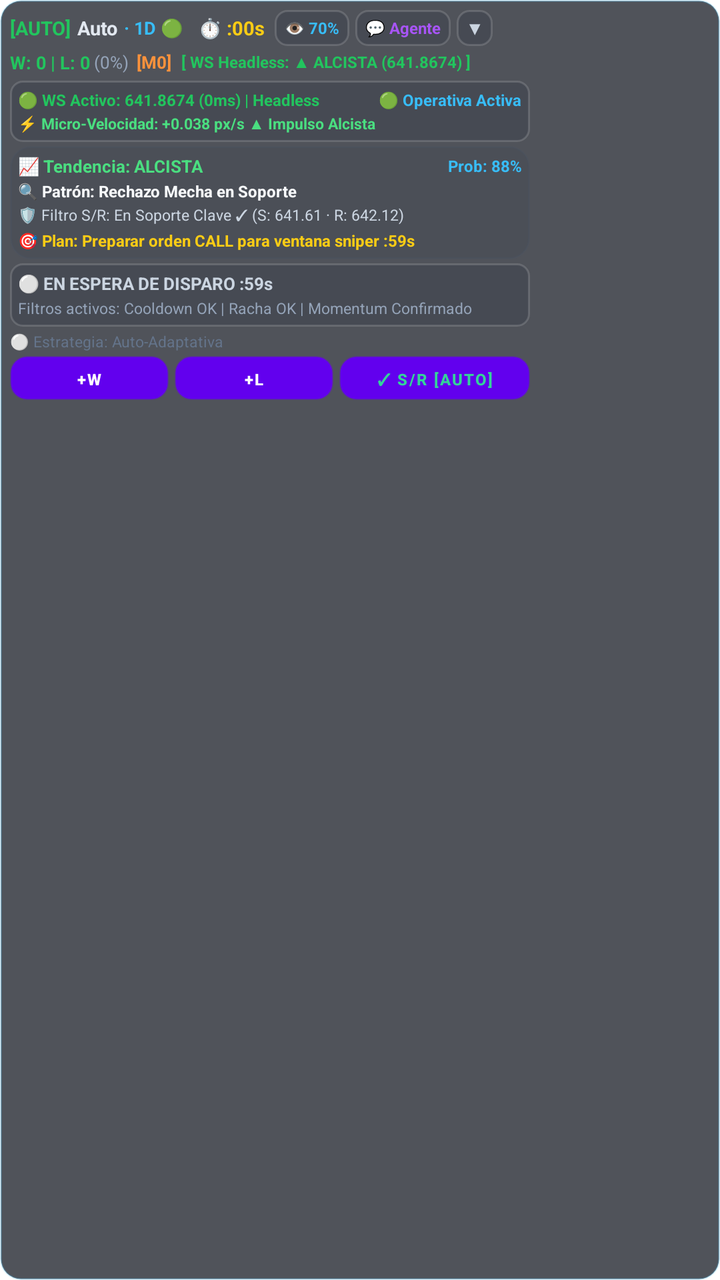
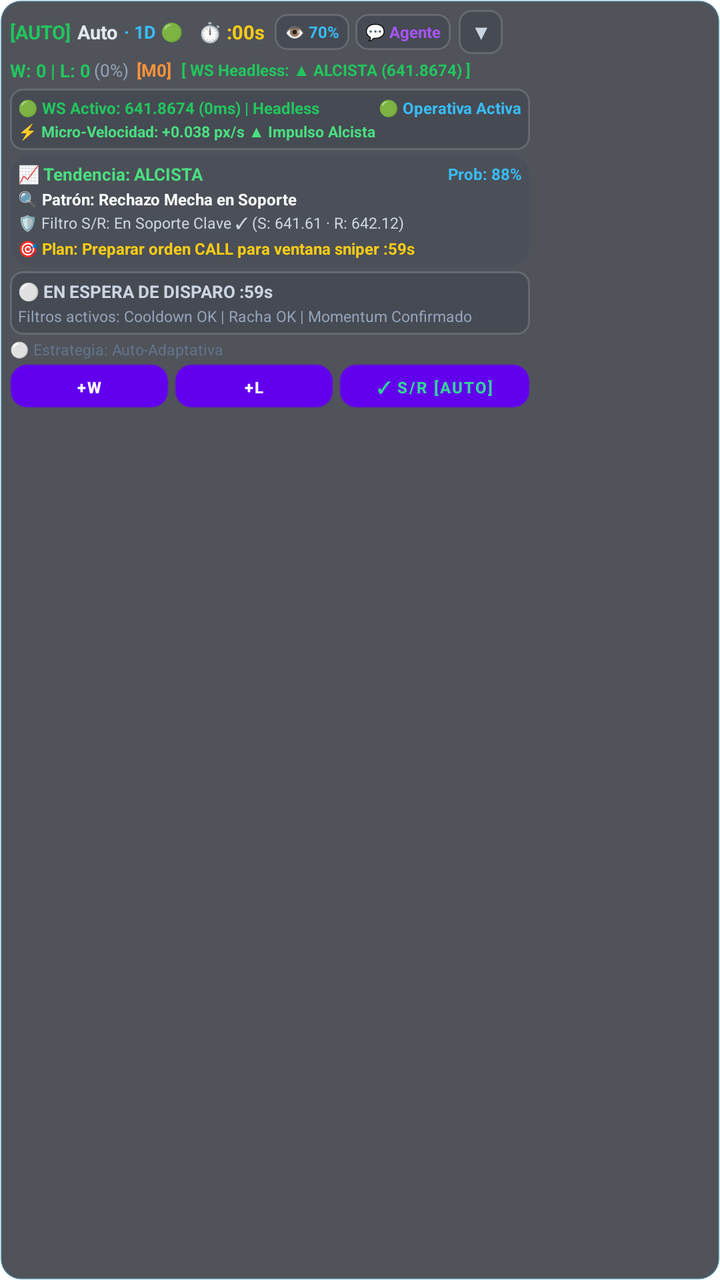

An Android layout rendered at two revisions. The XML below is the earlier revision; the diff shows what the commit changed to produce the second picture.
<!-- AndroidManifest.xml: application theme Theme.TradeDraw -->
<!-- res/layout/layout_trading_hud.xml -->
<?xml version="1.0" encoding="utf-8"?>
<LinearLayout xmlns:android="http://schemas.android.com/apk/res/android"
    android:id="@+id/hud_root"
    android:layout_width="wrap_content"
    android:layout_height="wrap_content"
    android:orientation="vertical"
    android:background="@drawable/bg_hud_panel"
    android:padding="5dp"
    android:elevation="14dp">

    
    <LinearLayout
        android:id="@+id/hud_header_line1"
        android:layout_width="wrap_content"
        android:layout_height="wrap_content"
        android:orientation="horizontal"
        android:gravity="center_vertical">

        <TextView
            android:id="@+id/hud_mode"
            android:layout_width="wrap_content"
            android:layout_height="wrap_content"
            android:text="[AUTO]"
            android:textColor="#22c55e"
            android:textSize="9.5sp"
            android:textStyle="bold"
            android:paddingEnd="3dp" />

        <TextView
            android:id="@+id/hud_strategy"
            android:layout_width="wrap_content"
            android:layout_height="wrap_content"
            android:text="Auto"
            android:textColor="#e2e8f0"
            android:textSize="9.5sp"
            android:textStyle="bold" />

        <TextView
            android:id="@+id/hud_streak_badge"
            android:layout_width="wrap_content"
            android:layout_height="wrap_content"
            android:text="· 1D 🟢"
            android:textColor="#38bdf8"
            android:textSize="9sp"
            android:textStyle="bold"
            android:layout_marginStart="3dp" />

        <TextView
            android:id="@+id/hud_timer"
            android:layout_width="wrap_content"
            android:layout_height="wrap_content"
            android:text=" ⏱️ :00s"
            android:textColor="#facc15"
            android:textSize="9.5sp"
            android:textStyle="bold"
            android:layout_marginStart="5dp" />

        
        <TextView
            android:id="@+id/hud_btn_opacity"
            android:layout_width="wrap_content"
            android:layout_height="18dp"
            android:text=" 👁️ 70% "
            android:textColor="#38bdf8"
            android:textSize="8sp"
            android:textStyle="bold"
            android:gravity="center"
            android:background="@drawable/bg_hud_chip"
            android:layout_marginStart="5dp"
            android:paddingHorizontal="3dp"
            android:clickable="true"
            android:focusable="true" />

        
        <TextView
            android:id="@+id/hud_btn_chat"
            android:layout_width="wrap_content"
            android:layout_height="18dp"
            android:text=" 💬 Agente "
            android:textColor="#a855f7"
            android:textSize="8sp"
            android:textStyle="bold"
            android:gravity="center"
            android:background="@drawable/bg_hud_chip"
            android:layout_marginStart="3dp"
            android:paddingHorizontal="3dp"
            android:clickable="true"
            android:focusable="true" />

        
        <TextView
            android:id="@+id/hud_btn_collapse"
            android:layout_width="18dp"
            android:layout_height="18dp"
            android:text="▼"
            android:textColor="#cbd5e1"
            android:textSize="8.5sp"
            android:textStyle="bold"
            android:gravity="center"
            android:background="@drawable/bg_hud_chip"
            android:layout_marginStart="3dp"
            android:clickable="true"
            android:focusable="true" />
    </LinearLayout>

    
    <LinearLayout
        android:id="@+id/hud_opacity_slider_container"
        android:layout_width="match_parent"
        android:layout_height="24dp"
        android:orientation="horizontal"
        android:gravity="center_vertical"
        android:background="@drawable/bg_hud_chip"
        android:paddingHorizontal="6dp"
        android:layout_marginTop="2dp"
        android:visibility="gone">

        <TextView
            android:layout_width="wrap_content"
            android:layout_height="wrap_content"
            android:text="👁️ Opacidad"
            android:textColor="#38bdf8"
            android:textSize="8sp"
            android:textStyle="bold" />

        <SeekBar
            android:id="@+id/hud_seek_opacity"
            android:layout_width="0dp"
            android:layout_height="wrap_content"
            android:layout_weight="1"
            android:max="80"
            android:progress="50"
            android:thumbTint="#38bdf8"
            android:progressTint="#38bdf8"
            android:progressBackgroundTint="#334155" />

        <TextView
            android:id="@+id/hud_txt_opacity_value"
            android:layout_width="28dp"
            android:layout_height="wrap_content"
            android:text="70%"
            android:gravity="end"
            android:textColor="#f8fafc"
            android:textSize="8sp"
            android:textStyle="bold" />
    </LinearLayout>

    
    <LinearLayout
        android:id="@+id/hud_header_line2"
        android:layout_width="wrap_content"
        android:layout_height="wrap_content"
        android:orientation="horizontal"
        android:gravity="center_vertical"
        android:layout_marginTop="2dp">

        <TextView
            android:id="@+id/hud_stats"
            android:layout_width="wrap_content"
            android:layout_height="wrap_content"
            android:text="W: 0 | L: 0"
            android:textColor="#22c55e"
            android:textSize="9sp"
            android:textStyle="bold" />

        <TextView
            android:id="@+id/hud_winrate"
            android:layout_width="wrap_content"
            android:layout_height="wrap_content"
            android:text=" (0%)"
            android:textColor="#94a3b8"
            android:textSize="8.5sp" />

        <TextView
            android:id="@+id/hud_martingale_badge"
            android:layout_width="wrap_content"
            android:layout_height="wrap_content"
            android:text=" [M0]"
            android:textColor="#fb923c"
            android:textSize="8.5sp"
            android:textStyle="bold"
            android:layout_marginStart="2dp" />

        
        <TextView
            android:id="@+id/hud_power_bar"
            android:layout_width="wrap_content"
            android:layout_height="wrap_content"
            android:text="[ WS Headless: ▲ ALCISTA (641.8674) ]"
            android:textColor="#22c55e"
            android:textSize="8sp"
            android:textStyle="bold"
            android:layout_marginStart="5dp" />
    </LinearLayout>

    
    <LinearLayout
        android:id="@+id/hud_details_container"
        android:layout_width="260dp"
        android:layout_height="wrap_content"
        android:orientation="vertical"
        android:layout_marginTop="3dp"
        android:visibility="visible">

        
        <LinearLayout
            android:id="@+id/hud_manual_fallback_alert"
            android:layout_width="match_parent"
            android:layout_height="wrap_content"
            android:orientation="vertical"
            android:background="@drawable/bg_hud_chip"
            android:padding="6dp"
            android:layout_marginBottom="3dp"
            android:gravity="center"
            android:visibility="gone">

            <TextView
                android:id="@+id/hud_manual_fallback_title"
                android:layout_width="wrap_content"
                android:layout_height="wrap_content"
                android:text="🚨 ¡PULSA MANUAL! 🚨"
                android:textColor="#ffffff"
                android:textSize="11sp"
                android:textStyle="bold" />

            <TextView
                android:id="@+id/hud_manual_fallback_action"
                android:layout_width="wrap_content"
                android:layout_height="wrap_content"
                android:text="▲ CALL (SUBE) ▲"
                android:textColor="#22c55e"
                android:textSize="13sp"
                android:textStyle="bold"
                android:layout_marginTop="2dp" />
        </LinearLayout>

        
        <LinearLayout
            android:layout_width="match_parent"
            android:layout_height="wrap_content"
            android:orientation="vertical"
            android:background="@drawable/bg_hud_chip"
            android:padding="4dp"
            android:layout_marginBottom="2dp">

            <LinearLayout
                android:layout_width="match_parent"
                android:layout_height="wrap_content"
                android:orientation="horizontal"
                android:gravity="center_vertical">

                <TextView
                    android:id="@+id/hud_diag"
                    android:layout_width="0dp"
                    android:layout_height="wrap_content"
                    android:layout_weight="1"
                    android:text="🟢 WS Activo: 641.8674 (0ms) | Headless"
                    android:textColor="#22c55e"
                    android:textSize="8sp"
                    android:textStyle="bold" />

                <TextView
                    android:id="@+id/hud_status"
                    android:layout_width="wrap_content"
                    android:layout_height="wrap_content"
                    android:text="🟢 Operativa Activa"
                    android:textColor="#38bdf8"
                    android:textSize="8sp"
                    android:textStyle="bold" />
            </LinearLayout>

            
            <TextView
                android:id="@+id/hud_tick_velocity"
                android:layout_width="match_parent"
                android:layout_height="wrap_content"
                android:text="⚡ Micro-Velocidad: +0.038 px/s ▲ Impulso Alcista"
                android:textColor="#4ade80"
                android:textSize="7.5sp"
                android:textStyle="bold"
                android:layout_marginTop="1dp" />
        </LinearLayout>

        
        <LinearLayout
            android:id="@+id/hud_didactic_card"
            android:layout_width="match_parent"
            android:layout_height="wrap_content"
            android:orientation="vertical"
            android:background="@drawable/bg_hud_signal_idle"
            android:padding="4dp"
            android:layout_marginBottom="2dp">

            
            <LinearLayout
                android:layout_width="match_parent"
                android:layout_height="wrap_content"
                android:orientation="horizontal"
                android:gravity="center_vertical">

                <TextView
                    android:id="@+id/hud_trend_badge"
                    android:layout_width="0dp"
                    android:layout_height="wrap_content"
                    android:layout_weight="1"
                    android:text="📈 Tendencia: ALCISTA"
                    android:textColor="#4ade80"
                    android:textSize="8.5sp"
                    android:textStyle="bold" />

                <TextView
                    android:id="@+id/hud_prob_badge"
                    android:layout_width="wrap_content"
                    android:layout_height="wrap_content"
                    android:text="Prob: 88%"
                    android:textColor="#38bdf8"
                    android:textSize="8sp"
                    android:textStyle="bold" />
            </LinearLayout>

            
            <TextView
                android:id="@+id/hud_detected_pattern"
                android:layout_width="match_parent"
                android:layout_height="wrap_content"
                android:text="🔍 Patrón: Rechazo Mecha en Soporte"
                android:textColor="#f8fafc"
                android:textSize="8sp"
                android:textStyle="bold"
                android:layout_marginTop="1dp" />

            
            <TextView
                android:id="@+id/hud_sr_filter_badge"
                android:layout_width="match_parent"
                android:layout_height="wrap_content"
                android:text="🛡️ Filtro S/R: En Soporte Clave ✓ (S: 641.61 · R: 642.12)"
                android:textColor="#cbd5e1"
                android:textSize="7.5sp"
                android:layout_marginTop="1dp" />

            
            <TextView
                android:id="@+id/hud_planned_action"
                android:layout_width="match_parent"
                android:layout_height="wrap_content"
                android:text="🎯 Plan: Preparar orden CALL para ventana sniper :59s"
                android:textColor="#facc15"
                android:textSize="8sp"
                android:textStyle="bold"
                android:layout_marginTop="2dp" />
        </LinearLayout>

        
        <LinearLayout
            android:id="@+id/hud_signal_card"
            android:layout_width="match_parent"
            android:layout_height="wrap_content"
            android:orientation="vertical"
            android:background="@drawable/bg_hud_chip"
            android:padding="4dp"
            android:layout_marginBottom="2dp">

            <LinearLayout
                android:layout_width="match_parent"
                android:layout_height="wrap_content"
                android:orientation="horizontal"
                android:gravity="center_vertical">

                <TextView
                    android:id="@+id/hud_signal_title"
                    android:layout_width="0dp"
                    android:layout_height="wrap_content"
                    android:layout_weight="1"
                    android:text="⚪ EN ESPERA DE DISPARO :59s"
                    android:textColor="#cbd5e1"
                    android:textSize="8.5sp"
                    android:textStyle="bold" />

                <TextView
                    android:id="@+id/hud_signal_countdown"
                    android:layout_width="wrap_content"
                    android:layout_height="wrap_content"
                    android:text=""
                    android:textColor="#facc15"
                    android:textSize="8sp"
                    android:textStyle="bold"
                    android:visibility="gone" />
            </LinearLayout>

            <TextView
                android:id="@+id/hud_signal_desc"
                android:layout_width="match_parent"
                android:layout_height="wrap_content"
                android:text="Filtros activos: Cooldown OK | Racha OK | Momentum Confirmado"
                android:textColor="#94a3b8"
                android:textSize="7.5sp"
                android:layout_marginTop="1dp" />
        </LinearLayout>

        
        <TextView
            android:id="@+id/hud_hint"
            android:layout_width="wrap_content"
            android:layout_height="wrap_content"
            android:text="⚪ Estrategia: Auto-Adaptativa"
            android:textColor="#64748b"
            android:textSize="7.5sp"
            android:layout_marginBottom="2dp" />

        
        <LinearLayout
            android:layout_width="match_parent"
            android:layout_height="wrap_content"
            android:orientation="horizontal"
            android:gravity="center_vertical">

            <Button
                android:id="@+id/hud_btn_win"
                android:layout_width="0dp"
                android:layout_height="22dp"
                android:layout_weight="1"
                android:text="+W"
                android:textSize="8sp"
                android:textStyle="bold"
                android:textColor="#ffffff"
                android:background="@drawable/bg_hud_btn_win"
                android:padding="0dp" />

            <Button
                android:id="@+id/hud_btn_loss"
                android:layout_width="0dp"
                android:layout_height="22dp"
                android:layout_weight="1"
                android:text="+L"
                android:textSize="8sp"
                android:textStyle="bold"
                android:textColor="#ffffff"
                android:background="@drawable/bg_hud_btn_loss"
                android:layout_marginStart="3dp"
                android:padding="0dp" />

            <Button
                android:id="@+id/hud_btn_recalc_ai"
                android:layout_width="0dp"
                android:layout_height="22dp"
                android:layout_weight="1.2"
                android:text="✓ S/R [Auto]"
                android:textSize="8sp"
                android:textStyle="bold"
                android:textColor="#34d399"
                android:background="@drawable/bg_hud_btn_recalc"
                android:layout_marginStart="3dp"
                android:padding="0dp" />
        </LinearLayout>
    </LinearLayout>

</LinearLayout>
<!-- resources referenced by this layout -->
<resources>
  <!-- drawable bg_hud_btn_loss (drawable) -->
  <?xml version="1.0" encoding="utf-8"?>
  <ripple xmlns:android="http://schemas.android.com/apk/res/android"
      android:color="#40FFFFFF">
      <item>
          <shape android:shape="rectangle">
              <gradient
                  android:startColor="#F43F5E"
                  android:endColor="#E11D48"
                  android:angle="270" />
              <corners android:radius="8dp" />
              <stroke
                  android:width="1dp"
                  android:color="#4DFB7185" />
          </shape>
      </item>
  </ripple>
  <!-- drawable bg_hud_btn_recalc (drawable) -->
  <?xml version="1.0" encoding="utf-8"?>
  <ripple xmlns:android="http://schemas.android.com/apk/res/android"
      android:color="#40FFFFFF">
      <item>
          <shape android:shape="rectangle">
              <gradient
                  android:startColor="#0284c7"
                  android:endColor="#0369a1"
                  android:angle="270" />
              <corners android:radius="8dp" />
              <stroke
                  android:width="1dp"
                  android:color="#4D38BDF8" />
          </shape>
      </item>
  </ripple>
  <!-- drawable bg_hud_btn_win (drawable) -->
  <?xml version="1.0" encoding="utf-8"?>
  <ripple xmlns:android="http://schemas.android.com/apk/res/android"
      android:color="#40FFFFFF">
      <item>
          <shape android:shape="rectangle">
              <gradient
                  android:startColor="#10B981"
                  android:endColor="#059669"
                  android:angle="270" />
              <corners android:radius="8dp" />
              <stroke
                  android:width="1dp"
                  android:color="#4D34D399" />
          </shape>
      </item>
  </ripple>
  <!-- drawable bg_hud_chip (drawable) -->
  <?xml version="1.0" encoding="utf-8"?>
  <shape xmlns:android="http://schemas.android.com/apk/res/android"
      android:shape="rectangle">
      <solid android:color="#331E293B" />
      <corners android:radius="6dp" />
      <stroke
          android:width="1dp"
          android:color="#26FFFFFF" />
  </shape>
  <!-- drawable bg_hud_panel (drawable) -->
  <?xml version="1.0" encoding="utf-8"?>
  <shape xmlns:android="http://schemas.android.com/apk/res/android"
      android:shape="rectangle">
      <solid android:color="#B3070A14" />
      <corners android:radius="10dp" />
      <stroke
          android:width="1dp"
          android:color="#3338BDF8" />
  </shape>
  <!-- drawable bg_hud_signal_idle (drawable) -->
  <?xml version="1.0" encoding="utf-8"?>
  <shape xmlns:android="http://schemas.android.com/apk/res/android"
      android:shape="rectangle">
      <solid android:color="#1A1E293B" />
      <corners android:radius="10dp" />
      <stroke
          android:width="1dp"
          android:color="#33475569" />
  </shape>
  <style name="Theme.TradeDraw" parent="Theme.MaterialComponents.DayNight.NoActionBar" />
</resources>

<!-- the commit's change to res/layout/layout_trading_hud.xml (unified diff, before → after) -->
@@ -90,15 +90,15 @@
         
         <TextView
             android:id="@+id/hud_btn_collapse"
-            android:layout_width="18dp"
-            android:layout_height="18dp"
+            android:layout_width="22dp"
+            android:layout_height="22dp"
             android:text="▼"
             android:textColor="#cbd5e1"
-            android:textSize="8.5sp"
+            android:textSize="9.5sp"
             android:textStyle="bold"
             android:gravity="center"
             android:background="@drawable/bg_hud_chip"
-            android:layout_marginStart="3dp"
+            android:layout_marginStart="4dp"
             android:clickable="true"
             android:focusable="true" />
     </LinearLayout>
